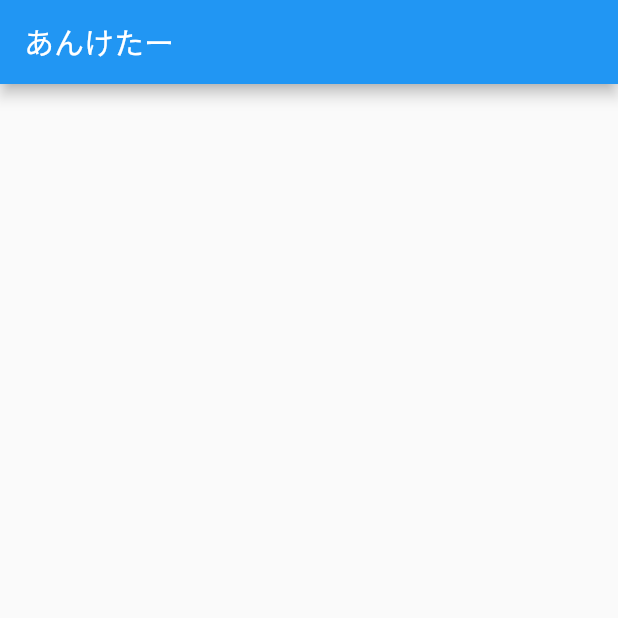
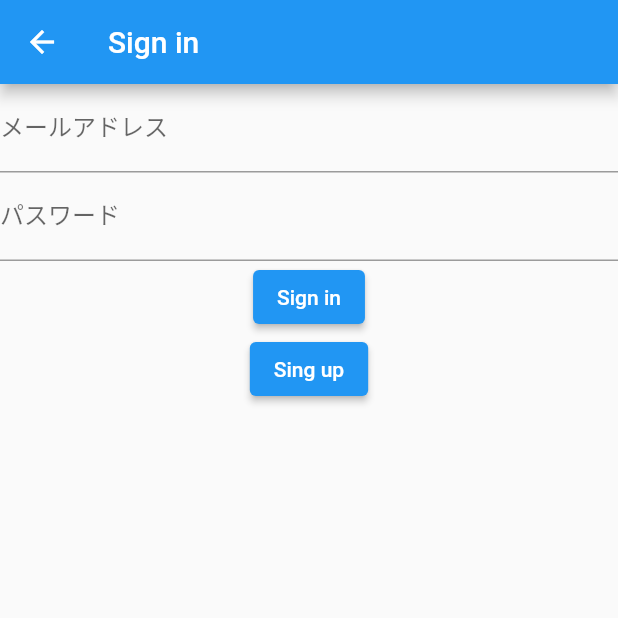
Before and after one commit to ricecakesoftware/enqueter_creator, a Flutter app: the screen it shows after launch, on a phone screen of 412 x 824 dp, the top half of it. Run offline on Flutter 3.47's test engine with Material 2 defaults, Android fonts, the phone set to English and light mode, and no system bars; our stand-ins replace flutter_riverpod; missing offline and left inert: simple_logger.

Commit message:
サインイン、サインアップ実装中

```diff
--- a/lib/app.dart
+++ b/lib/app.dart
@@ -1,4 +1,6 @@
 import 'package:enqueter_creator/ui/home/home_page.dart';
+import 'package:enqueter_creator/ui/signin/signin_page.dart';
+import 'package:enqueter_creator/ui/signup/signup_page.dart';
 import 'package:flutter/material.dart';
 import 'package:flutter_riverpod/flutter_riverpod.dart';
 
@@ -6,12 +8,17 @@ class App extends ConsumerWidget {
   @override
   Widget build(BuildContext context, ScopedReader watch) {
     return MaterialApp(
-      title: 'Object Detector',
+      title: 'あんけたー',
       theme: ThemeData(
           primarySwatch: Colors.blue,
           visualDensity: VisualDensity.adaptivePlatformDensity
       ),
-      home: HomePage(),
+      initialRoute: '/signin',
+      routes: <String, WidgetBuilder> {
+        '/': (context) => HomePage(),
+        '/signin': (context) => SigninPage(),
+        '/signup': (context) => SignupPage(),
+      },
     );
   }
 }
--- a/lib/ui/home/home_page.dart
+++ b/lib/ui/home/home_page.dart
@@ -4,9 +4,8 @@ import 'package:flutter_riverpod/flutter_riverpod.dart';
 class HomePage extends ConsumerWidget {
   @override
   Widget build(BuildContext context, ScopedReader watch) {
-    final Size size = MediaQuery.of(context).size;
     return Scaffold(
-      appBar: AppBar(title: Text('あんけたー')),
+      appBar: AppBar(title: Text('作成')),
       body: Stack(),
     );
   }
--- /dev/null
+++ b/lib/ui/signin/signin_page.dart
@@ -0,0 +1,32 @@
+import 'package:flutter/material.dart';
+import 'package:flutter_riverpod/flutter_riverpod.dart';
+
+class SigninPage extends ConsumerWidget {
+  @override
+  Widget build(BuildContext context, ScopedReader watch) {
+    return Scaffold(
+      appBar: AppBar(title: Text('Sign in')),
+      body: Column(
+        children: [
+          TextFormField(
+            decoration: InputDecoration(labelText: 'メールアドレス'),
+          ),
+          TextFormField(
+            decoration: InputDecoration(labelText: 'パスワード'),
+            obscureText: true,
+          ),
+          ElevatedButton(
+            onPressed: () {},
+            child: Text('Sign in')
+          ),
+          ElevatedButton(
+            onPressed: () {
+              Navigator.of(context).pushNamed('/signup');
+            },
+            child: Text('Sing up')
+          ),
+        ],
+      ),
+    );
+  }
+}
--- /dev/null
+++ b/lib/ui/signup/signup_page.dart
@@ -0,0 +1,26 @@
+import 'package:flutter/material.dart';
+import 'package:flutter_riverpod/flutter_riverpod.dart';
+
+class SignupPage extends ConsumerWidget {
+  @override
+  Widget build(BuildContext context, ScopedReader watch) {
+    return Scaffold(
+      appBar: AppBar(title: Text('Sign up')),
+      body: Column(
+        children: [
+          TextFormField(
+            decoration: InputDecoration(labelText: 'メールアドレス'),
+          ),
+          TextFormField(
+            decoration: InputDecoration(labelText: 'パスワード'),
+            obscureText: true,
+          ),
+          ElevatedButton(
+              onPressed: () {},
+              child: Text('Sign up')
+          ),
+        ],
+      ),
+    );
+  }
+}
--- /dev/null
+++ b/lib/ui/signup/signup_view_model.dart
@@ -0,0 +1,3 @@
+import 'package:flutter/material.dart';
+
+class SignupViewModel extends ChangeNotifier {}
--- a/pubspec.yaml
+++ b/pubspec.yaml
@@ -21,7 +21,6 @@ dependencies:
   flutter_native_splash: ^1.1.1
   firebase_core: ^1.0.1
   firebase_auth: ^1.0.1
-  flutter_auth_ui: ^2.0.0
 
 dev_dependencies:
   flutter_test:
```
Also changed, not shown: pubspec.lock.
